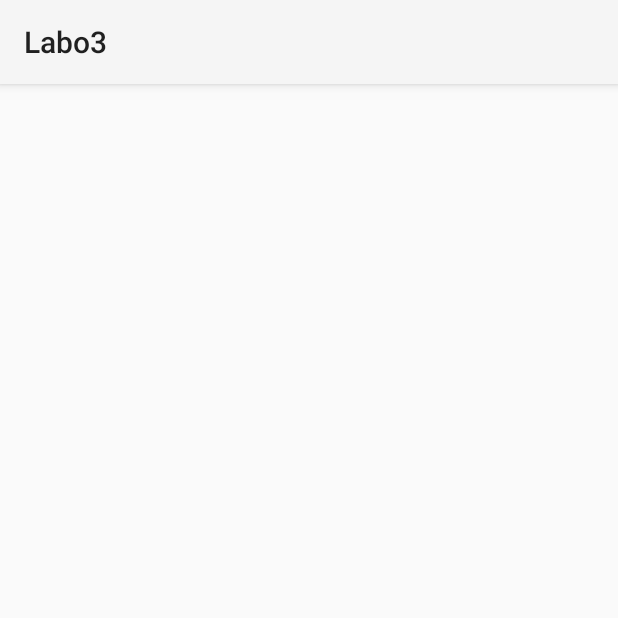
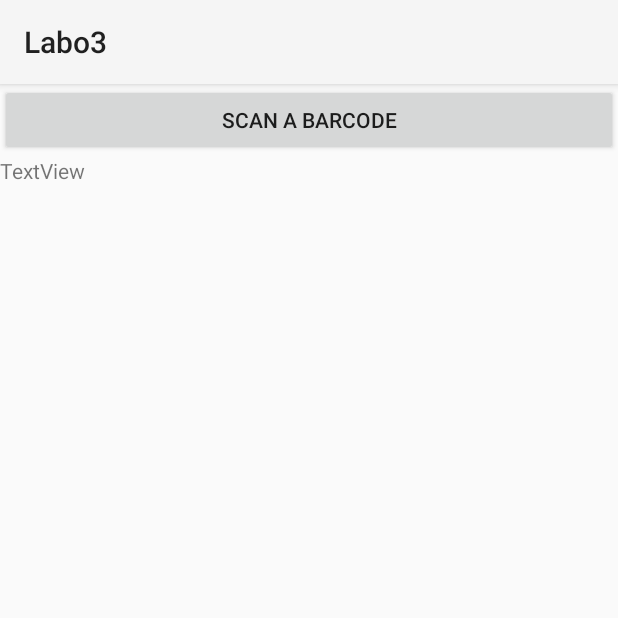
Before and after one commit to Oceanos1/SYM_Labo3, an Android app: the BarcodeActivity screen opened directly, with no data from a screen before it, on a phone screen of 412 x 824 dp, the top half of it. Run offline under Robolectric (Android 15) with nearby library versions, the phone set to English and light mode, and no system bars; libraries missing offline, so code that uses them is left out: com.google.zxing.integration; 1 statement that could not run was skipped.

Commit message:
Added barcode

```diff
--- a/app/build.gradle
+++ b/app/build.gradle
@@ -6,6 +6,7 @@ repositories {
 
 android {
     compileSdkVersion 26
+    buildToolsVersion '26.0.2' // Older versions may give compile errors
     defaultConfig {
         applicationId "com.remikaddie.labo3"
         minSdkVersion 21
@@ -31,4 +32,6 @@ dependencies {
     androidTestImplementation 'com.android.support.test:runner:1.0.1'
     androidTestImplementation 'com.android.support.test.espresso:espresso-core:3.0.1'
     compile 'org.altbeacon:android-beacon-library:2+'
+    compile 'com.journeyapps:zxing-android-embedded:3.5.0'
+    compile 'com.android.support:appcompat-v7:26.1.0'   // Version 23+ is required
 }
--- a/app/src/main/java/com/remikaddie/labo3/BarcodeActivity.java
+++ b/app/src/main/java/com/remikaddie/labo3/BarcodeActivity.java
@@ -1,13 +1,38 @@
 package com.remikaddie.labo3;
 
 import android.app.Activity;
+import android.content.Intent;
 import android.os.Bundle;
+import android.view.View;
+import android.widget.Button;
+import android.widget.TextView;
+
+import com.google.zxing.integration.android.IntentIntegrator;
+import com.google.zxing.integration.android.IntentResult;
 
 public class BarcodeActivity extends Activity {
+    TextView textView;
 
     @Override
     protected void onCreate(Bundle savedInstanceState) {
         super.onCreate(savedInstanceState);
         setContentView(R.layout.activity_barcode);
+        Button button = (Button) findViewById(R.id.barCodeButton);
+        textView = (TextView) findViewById(R.id.barcodeResult);
+
+        button.setOnClickListener(new View.OnClickListener() {
+            @Override
+            public void onClick(View v) {
+                IntentIntegrator integrator = new IntentIntegrator(BarcodeActivity.this);
+                integrator.initiateScan();
+            }
+        });
+    }
+
+    public void onActivityResult(int requestCode, int resultCode, Intent intent) {
+        IntentResult scanResult = IntentIntegrator.parseActivityResult(requestCode, resultCode, intent);
+        if (scanResult != null) {
+            textView.setText(scanResult.getContents());
+        }
     }
 }
--- a/app/src/main/res/layout/activity_barcode.xml
+++ b/app/src/main/res/layout/activity_barcode.xml
@@ -6,4 +6,21 @@
     android:layout_height="match_parent"
     tools:context="com.remikaddie.labo3.BarcodeActivity">
 
+    <LinearLayout
+        android:layout_width="match_parent"
+        android:layout_height="match_parent"
+        android:orientation="vertical">
+
+        <Button
+            android:id="@+id/scan_button"
+            android:layout_width="match_parent"
+            android:layout_height="wrap_content"
+            android:text="Scan a barcode" />
+
+        <TextView
+            android:id="@+id/barcodeResult"
+            android:layout_width="match_parent"
+            android:layout_height="459dp"
+            android:text="TextView" />
+    </LinearLayout>
 </LinearLayout>
```
Also changed, not shown: build.gradle (line endings or trailing spaces).
